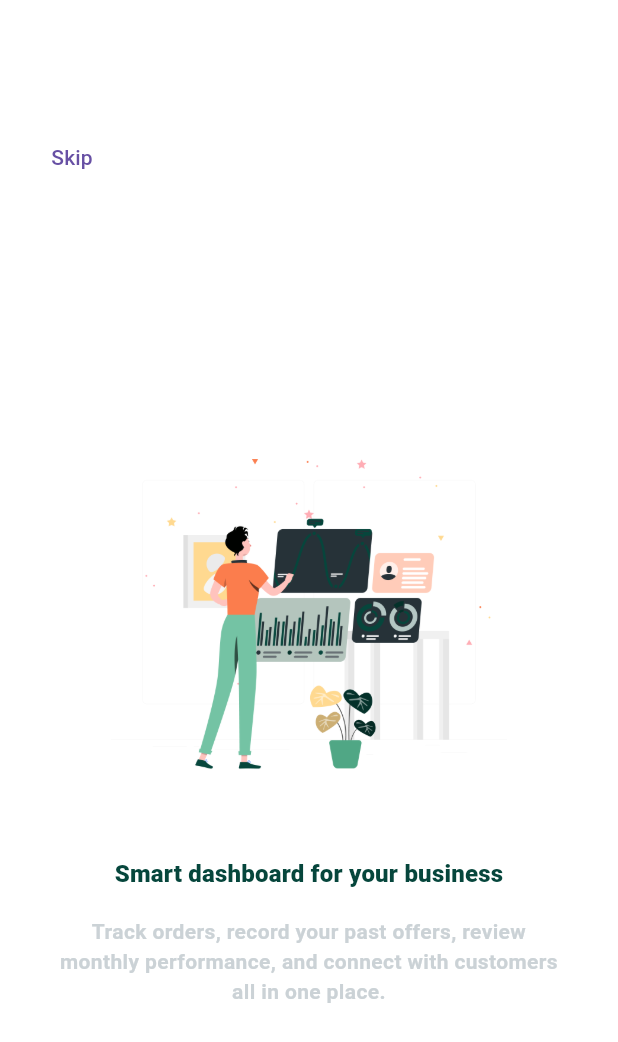
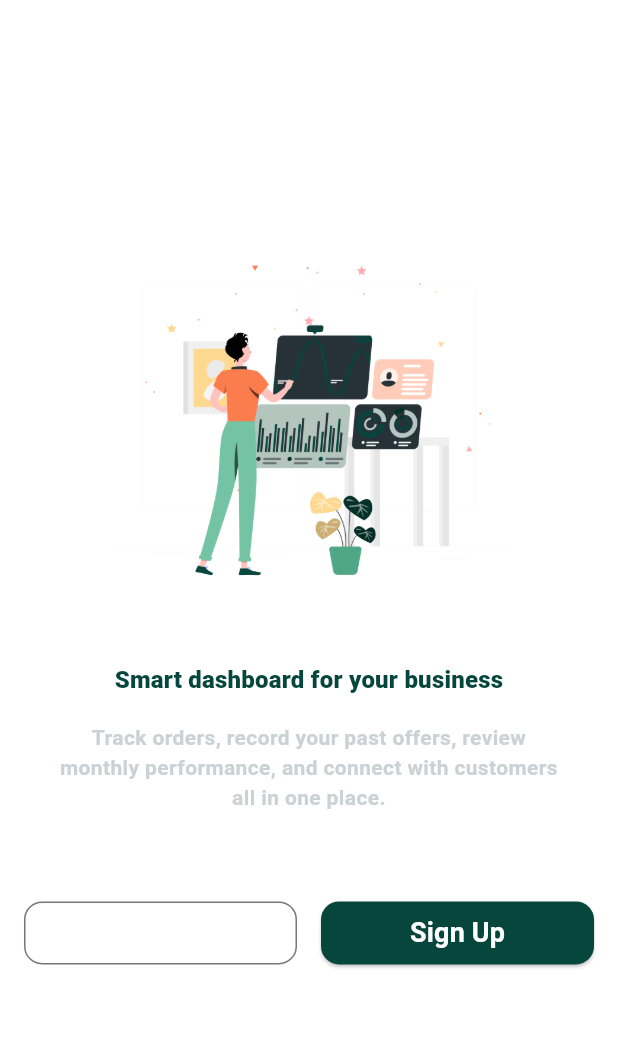
Before and after one commit to mahmoudismail9488/practicing-, a Flutter app: the screen it shows after launch, swiped to page 3, on a phone screen of 412 x 824 dp. Shown: the top 1042 px of the screen. Run offline on Flutter 3.47's test engine with Material 3 defaults, Android fonts, the phone set to English and light mode, and no system bars; our stand-ins replace google_fonts; statements that could not run were skipped.

Commit message:
2nd commit

```diff
--- a/lib/widget/onboarding_screen.dart
+++ b/lib/widget/onboarding_screen.dart
@@ -36,10 +36,9 @@ class OnboardingScreen extends StatefulWidget {
 
 class _OnboardingScreenState extends State<OnboardingScreen> {
   PageController onBoardingPageController = PageController(initialPage: 0);
-
+  int currentPage = 0;
   @override
   Widget build(BuildContext context) {
-    int currentPage = 0;
     return Scaffold(
       body: PageView.builder(
         onPageChanged: (value) {
@@ -57,10 +56,21 @@ class _OnboardingScreenState extends State<OnboardingScreen> {
             children: [
               if (currentPage != onBoardingPages.length - 1)
                 Row(
+                  mainAxisAlignment: MainAxisAlignment.end,
                   children: [
                     TextButton(
-                      onPressed: () {},
-                      child: Text("Skip", style: TextStyle()),
+                      onPressed: () {
+                        Navigator.of(context).pushReplacement(
+                          MaterialPageRoute(builder: (ctx) => SignUpScreen()),
+                        );
+                      },
+                      child: Text(
+                        "Skip",
+                        style: Theme.of(context).textTheme.bodyMedium!.copyWith(
+                          color: Theme.of(context).primaryColor,
+                          fontSize: 16,
+                        ),
+                      ),
                     ),
                   ],
                 ),
@@ -123,7 +133,81 @@ class _OnboardingScreenState extends State<OnboardingScreen> {
                         ),
                       ),
                     ),
-                  if (index >= onBoardingPages.length - 1) Row(),
+                  if (index >= onBoardingPages.length - 1)
+                    Row(
+                      spacing: 16,
+                      mainAxisSize: MainAxisSize.min,
+                      children: [
+                        Expanded(
+                          child: OutlinedButton(
+                            style: OutlinedButton.styleFrom(
+                              shape: RoundedRectangleBorder(
+                                borderRadius: BorderRadiusGeometry.circular(12),
+                              ),
+                              backgroundColor: Theme.,
+                            ),
+                            onPressed: () {
+                              if (currentPage == onBoardingPages.length) {
+                                return;
+                              }
+                              setState(() {
+                                currentPage = currentPage + 1;
+                              });
+                              onBoardingPageController.nextPage(
+                                duration: Duration(milliseconds: 100),
+                                curve: Curves.linear,
+                              );
+                            },
+                            child: Padding(
+                              padding: const EdgeInsets.all(8.0),
+                              child: Text(
+                                "Sign In",
+                                style: TextStyle(
+                                  fontSize: 18,
+                                  color: Colors.white,
+                                  fontWeight: FontWeight.w600,
+                                ),
+                              ),
+                            ),
+                          ),
+                        ),
+
+                        Expanded(
+                          child: ElevatedButton(
+                            style: ElevatedButton.styleFrom(
+                              shape: RoundedRectangleBorder(
+                                borderRadius: BorderRadiusGeometry.circular(12),
+                              ),
+                              backgroundColor: Theme.of(context).primaryColor,
+                              foregroundColor: Colors.white,
+                            ),
+                            onPressed: () {
+                              if (currentPage == onBoardingPages.length) {
+                                return;
+                              }
+                              setState(() {
+                                currentPage = currentPage + 1;
+                              });
+                              onBoardingPageController.nextPage(
+                                duration: Duration(milliseconds: 100),
+                                curve: Curves.linear,
+                              );
+                            },
+                            child: Padding(
+                              padding: const EdgeInsets.all(8.0),
+                              child: Text(
+                                "Sign Up",
+                                style: TextStyle(
+                                  fontSize: 18,
+                                  color: Colors.white,
+                                  fontWeight: FontWeight.w600,
+                                ),
+                              ),
+                            ),
+                          ),
+                        ),
+                      ],
+                    ),
                 ],
               ),
             ],
```
